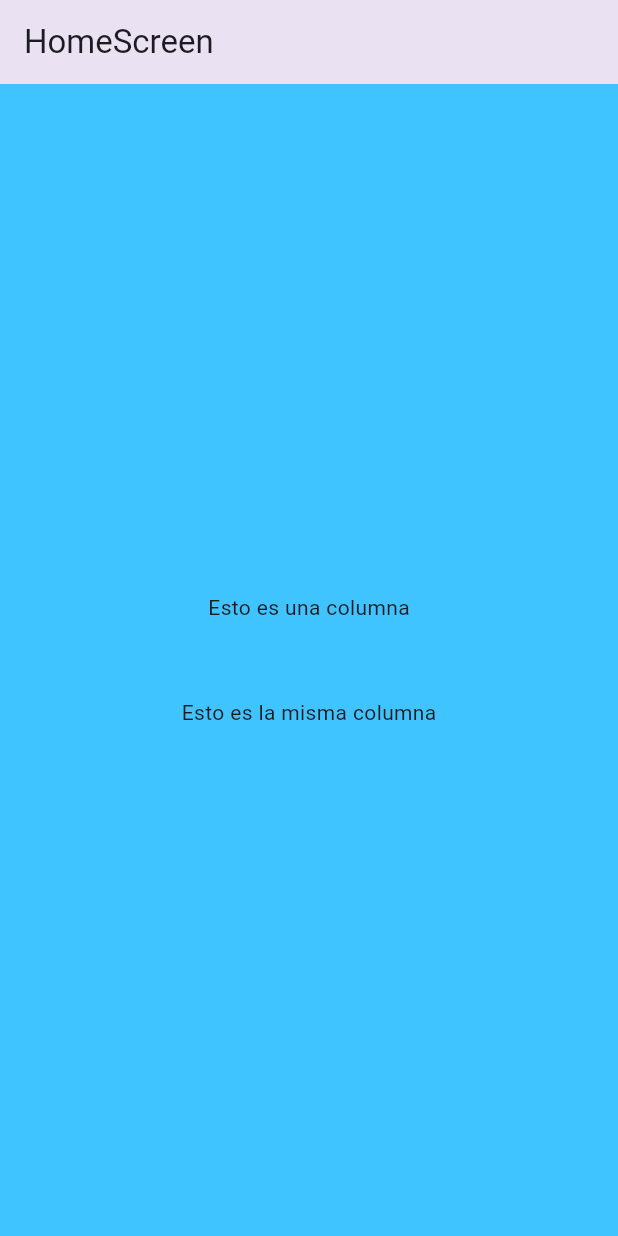
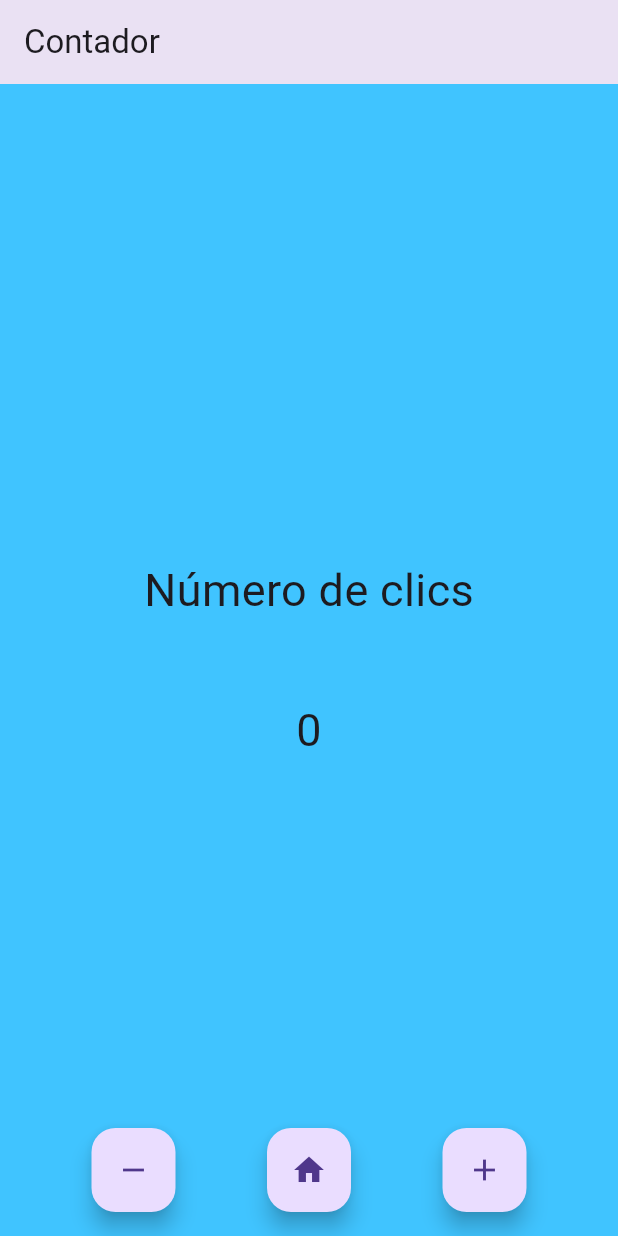
Before and after one commit to daaviddieeguez/fl_contador_app, a Flutter app: the screen it shows after launch, on a phone screen of 412 x 824 dp. Run offline on Flutter 3.47's test engine with Material 3 defaults, Android fonts, the phone set to English and light mode, and no system bars.

Commit message:
Botones con acciones

```diff
--- a/lib/screens/home_screen.dart
+++ b/lib/screens/home_screen.dart
@@ -1,27 +1,99 @@
 import 'package:flutter/material.dart';
 
-class HomeScreen extends StatelessWidget{
+class HomeScreen extends StatefulWidget{
   const HomeScreen({super.key});
 
   @override
+  State<HomeScreen> createState() => _HomeScreenState();
+}
+
+class _HomeScreenState extends State<HomeScreen> {
+  var contador = 0;
+  void incrementar(){
+    contador++;
+    setState(() {});
+  }
+
+  void decrementar(){
+    contador--;
+    setState(() {});
+  }
+
+  void reset(){
+    contador = 0;
+    setState(() {});
+  }
+
+  @override
   Widget build(BuildContext context) {
+
+    const tamano30 = TextStyle(fontSize: 30);
+
     return Scaffold(
       backgroundColor: Colors.lightBlueAccent,
       appBar: AppBar(
-        title: Text('HomeScreen'),
+        title: Text('Contador'),
         elevation: 10.0,
       ),
       body: Center(
-        child: const Column(
+        child: Column(
           mainAxisAlignment: MainAxisAlignment.center,
           children: <Widget>[
-            Text("Esto es una columna"),
+            Text("Número de clics", style: tamano30),
             SizedBox(height: 50),
-            Text("Esto es la misma columna")
+            Text('$contador', style: tamano30)
           ],
         )
       ),
+
+      floatingActionButtonLocation: FloatingActionButtonLocation.centerFloat,
+      floatingActionButton: CustomFloatingActionButtom(
+        incrementarFn: incrementar,
+        decrementarFn: decrementar,
+        resetFn: reset,
+      ),
     );
   }
+}
 
+class CustomFloatingActionButtom extends StatelessWidget {
+
+  final Function incrementarFn;
+  final Function decrementarFn;
+  final Function resetFn;
+
+  const CustomFloatingActionButtom({
+    super.key, required this.incrementarFn, required this.decrementarFn, required this.resetFn
+  });
+
+  @override
+  Widget build(BuildContext context) {
+    return Row(
+      mainAxisAlignment: MainAxisAlignment.spaceEvenly,
+      children: [
+        FloatingActionButton(
+
+          child: const Icon( Icons.remove ),
+
+          onPressed:()=>decrementarFn()
+
+        ),
+
+        FloatingActionButton(
+
+          child: const Icon( Icons.home ),
+
+          onPressed:() => resetFn(),
+
+        ),
+
+        FloatingActionButton(
+
+          child: const Icon( Icons.add ),
+          onPressed: () => incrementarFn()
+        ),
+
+      ],
+    );
+  }
 }
```
